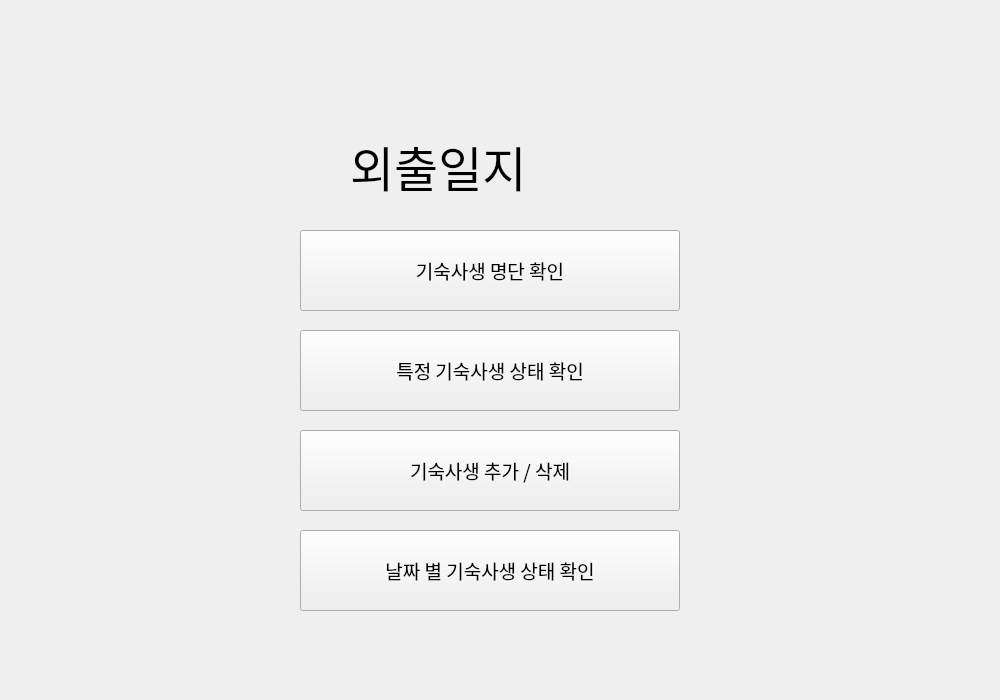
Hyemin-12/goingout-journal, file main.ui: the form before one commit.
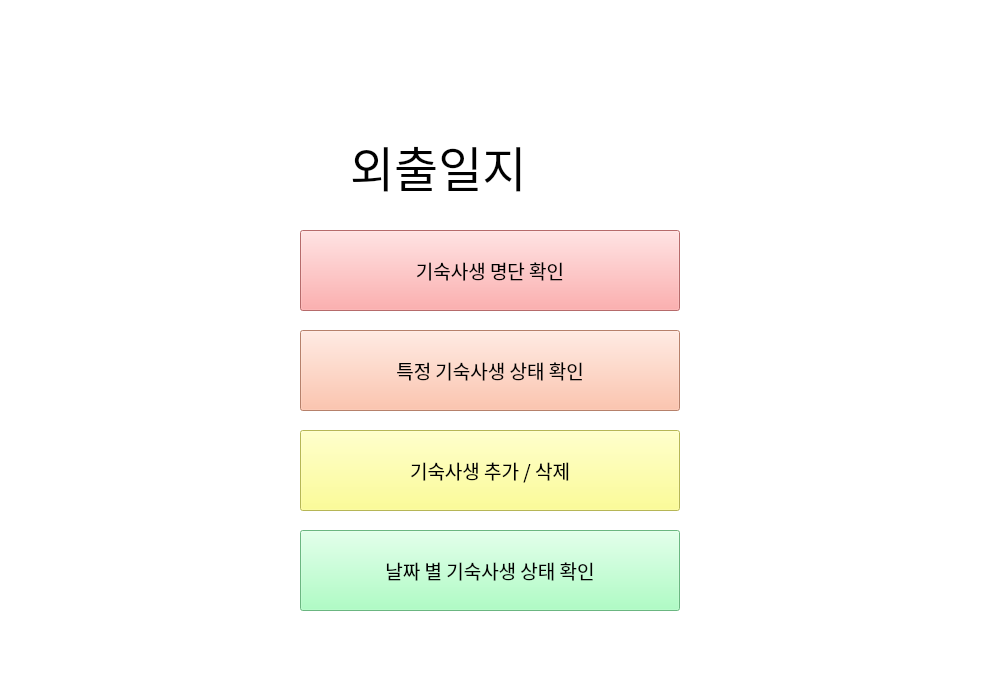
The form after the commit.

Commit message: member4 추가

```diff
--- a/main.ui
+++ b/main.ui
@@ -13,6 +13,9 @@
   <property name="windowTitle">
    <string>Form</string>
   </property>
+  <property name="styleSheet">
+   <string notr="true">background:rgb(255, 255, 255);</string>
+  </property>
   <widget class="QPushButton" name="btn_list">
    <property name="geometry">
     <rect>
@@ -34,6 +37,9 @@
      <pointsize>14</pointsize>
     </font>
    </property>
+   <property name="styleSheet">
+    <string notr="true">background:rgb(255, 150, 150);</string>
+   </property>
    <property name="text">
     <string>기숙사생 명단 확인</string>
    </property>
@@ -53,6 +59,9 @@
      <pointsize>14</pointsize>
     </font>
    </property>
+   <property name="styleSheet">
+    <string notr="true">background:rgb(255, 180, 150);</string>
+   </property>
    <property name="text">
     <string>특정 기숙사생 상태 확인</string>
    </property>
@@ -72,6 +81,9 @@
      <pointsize>14</pointsize>
     </font>
    </property>
+   <property name="styleSheet">
+    <string notr="true">background:rgb(255, 255, 120);</string>
+   </property>
    <property name="text">
     <string>기숙사생 추가 / 삭제</string>
    </property>
@@ -91,6 +103,9 @@
      <pointsize>14</pointsize>
     </font>
    </property>
+   <property name="styleSheet">
+    <string notr="true">background:rgb(150, 255, 180);</string>
+   </property>
    <property name="text">
     <string>날짜 별 기숙사생 상태 확인</string>
    </property>
```
The commit also changes 1 other file.
